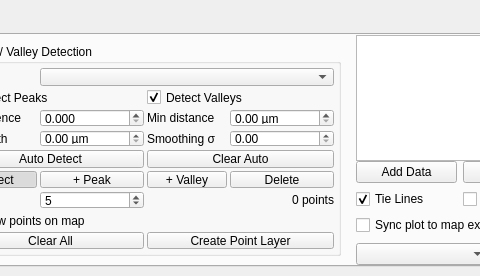
The window that ui/dockWidget.ui (wiscsims/line_profile) describes before a commit, drawn with Qt 5; both pictures show x 781 to 1261 and y 0 to 276 of the 1367 by 276 pixel window.
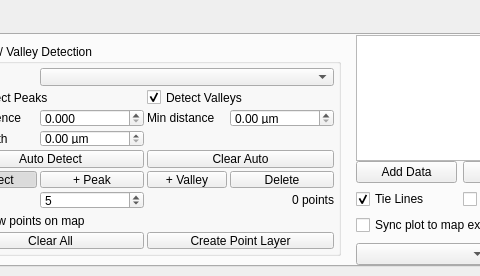
The same window after the commit. The open tabs and pages were chosen to show the change.

Commit message: feat: unify profile smoothing pipeline

What changed in the file:
```diff
--- a/ui/dockWidget.ui
+++ b/ui/dockWidget.ui
@@ -217,14 +217,6 @@
                <property name="value"><double>0.000000000000000</double></property>
               </widget>
              </item>
-             <item row="3" column="2"><widget class="QLabel" name="Lbl_SmoothingSigma"><property name="text"><string>Smoothing σ</string></property></widget></item>
-             <item row="3" column="3">
-              <widget class="QDoubleSpinBox" name="Spn_SmoothingSigma">
-               <property name="toolTip"><string>Gaussian sigma in profile samples; 0 means no smoothing</string></property>
-               <property name="decimals"><number>2</number></property>
-               <property name="maximum"><double>9999.000000000000000</double></property>
-              </widget>
-             </item>
              <item row="4" column="0" colspan="2"><widget class="QPushButton" name="Btn_AutoDetect"><property name="text"><string>Auto Detect</string></property></widget></item>
              <item row="4" column="2" colspan="2"><widget class="QPushButton" name="Btn_ClearAuto"><property name="text"><string>Clear Auto</string></property></widget></item>
              <item row="5" column="0"><widget class="QPushButton" name="Btn_ModeSelect"><property name="text"><string>Select</string></property><property name="checkable"><bool>true</bool></property><property name="checked"><bool>true</bool></property></widget></item>
```
The commit also changes 11 other files.
